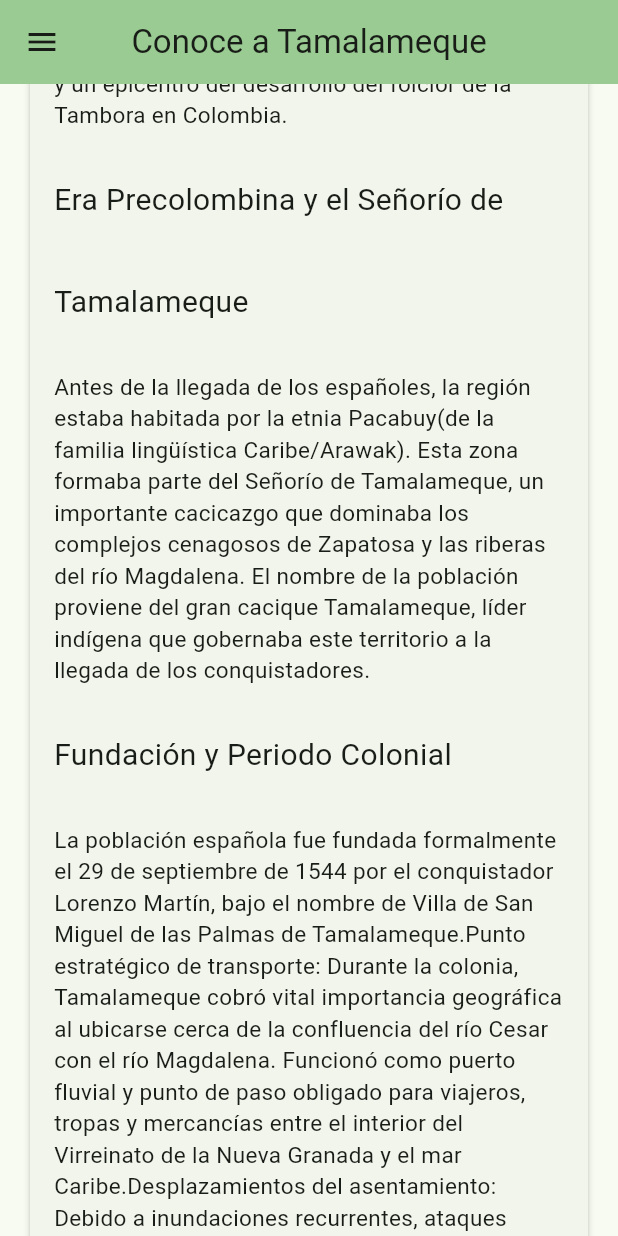
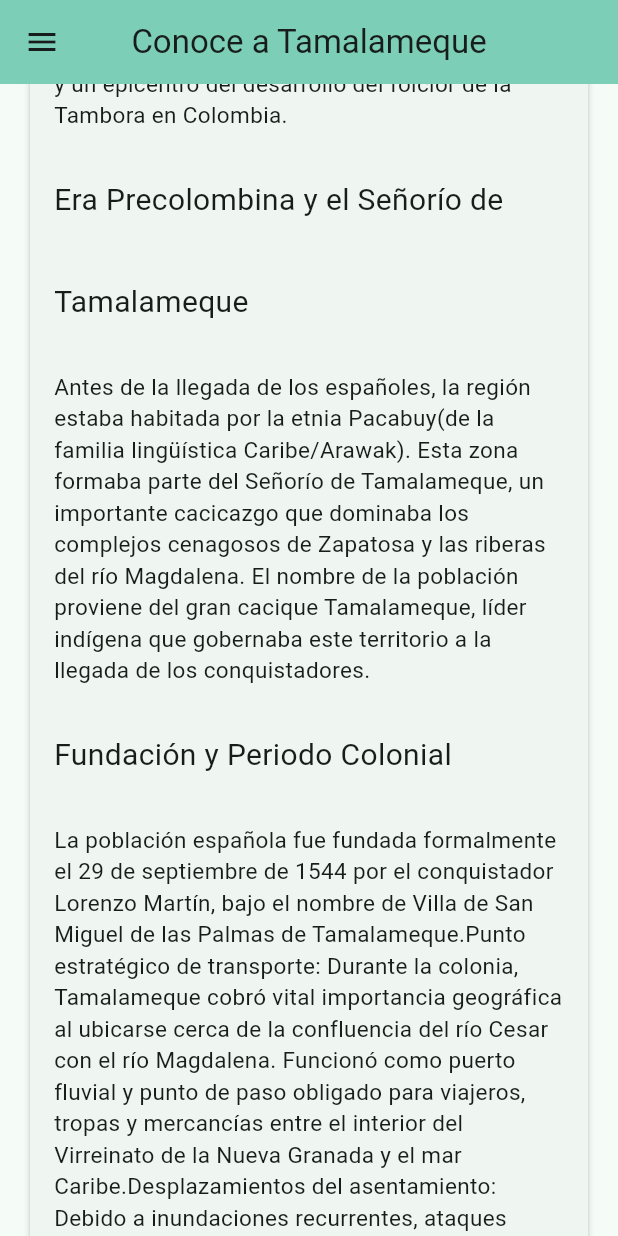
Before and after one commit to alanadriancontreras7-ops/flutter, a Flutter app: the screen it shows after launch, scrolled down 576 dp, on a phone screen of 412 x 824 dp. Run offline on Flutter 3.47's test engine with Material 3 defaults, Android fonts, the phone set to English and light mode, and no system bars; network calls fail.

Commit message:
Actualización del proyecto Flutter

```diff
--- a/lib/main.dart
+++ b/lib/main.dart
@@ -13,7 +13,7 @@ class MiApp extends StatelessWidget {
       title: 'Conoce a Tamalameque',
       debugShowCheckedModeBanner: false,
       theme: ThemeData(
-        colorScheme: ColorScheme.fromSeed(seedColor: Colors.green),
+        colorScheme: ColorScheme.fromSeed(seedColor: const Color.fromARGB(255, 3, 211, 176)),
         useMaterial3: true,
       ),
       home: const TamalamequeHomePage(),
@@ -42,10 +42,16 @@ const List<SeccionInfo> _seccionesDetalle = [
     titulo: 'Ubicación y Geografía',
     icono: Icons.location_on,
     contenido:
-        'Tamalameque se encuentra ubicado al sur del departamento del Cesar,'
-        ' a orillas del majestuoso Río Magdalena en la subregión del Valle del Cesar.',
+        'Tamalameque se sitúa en el extremo sur del departamento del Cesar, en el plano continental del Caribe colombiano,'
+        ' formando parte integral de la subregión geográfica conocida como la Depresión Momposina y el Valle del Bajo Magdalena.'
+        ' Su territorio es de relieve predominantemente llano y cuenta con un ecosistema anfibio moldeado por el curso del río Magdalena y'
+        ' la extensa red de caños y ciénagas que alimentan el complejo cenagoso de Zapatosa. Limita geográficamente al norte con el municipio'
+        ' de Chimichagua, al este con Curumaní, Pelaya y Pailitas, al sur con Pelaya y el departamento de Santander,'
+        ' y al oeste con el río Magdalena, el cual sirve de frontera natural con los departamentos de Bolívar y Magdalena.'
+        ' Por su ubicación estratégica, registra un clima tropical cálido y húmedo, con temperaturas promedio que rondan los'
+        ' 30 °C a lo largo del año.',
       imagenUrl:
-      'https://agenciadenoticias.unal.edu.co/fileadmin/Agencia_de_Noticias/Imagenes/2025/10-octubre/322/AgenciaUNAL-271025_pm-01.jpg',
+      'https://thumb.wikimedia.org/wikipedia/commons/thumb/7/79/Colombia_-_Cesar_-_Tamalameque.svg/250px-Colombia_-_Cesar_-_Tamalameque.svg.png?utm_source=es.wikipedia.org&utm_campaign=parser&utm_content=thumbnail',
 ),
 
   SeccionInfo(
@@ -89,10 +95,15 @@ const List<SeccionInfo> _seccionesDetalle = [
     titulo: 'Su gente ',
     icono: Icons.people,
     contenido:
-     'Tamalameque es un municipio ubicado en el departamento de Magdalena, en la costa caribeña de Colombia. Su población está compuesta por una rica mezcla de culturas, incluyendo afrodescendientes, indígenas y europeos. Esta diversidad se refleja en su lengua materna, que es el español con influencias del criollo y del kriol, así como en sus costumbres, música y gastronomía.',
+     'La gente de Tamalameque encarna la esencia cálida y alegre del habitante ribereño y "anfibio" del Caribe colombiano,'
+     ' destacándose por su amabilidad, hospitalidad y trato cercano hacia propios y visitantes.'
+     ' Su identidad está profundamente ligada al río Magdalena y a las ciénagas, lo que ha forjado en ellos una sólida '
+     'tradición oral llena de historias, mitos y anécdotas compartidas con orgullo, entre las que sobresale la leyenda'
+     ' de La Llorona. Además, poseen un espíritu marcadamente melómano y fiestero, sintiendo un amor visceral por la'
+     ' tambora, los bailes cantados y el folclor tradicional que celebran comunitariamente en cada festividad.'
+     ' Esta convivencia constante con las dinámicas del agua, la pesca y las labores del campo ha moldeado a una '
+     'población resiliente, trabajadora y adaptativa, con un arraigo entrañable por su tierra y sus costumbres ancestrales.',
 
-     contenido:
-     'La gente de Tamalameque es conocida por su hospitalidad y calidez.',
     imagenUrl:
      'https://encrypted-tbn0.gstatic.com/images?q=tbn:ANd9GcSdiBZxAwUN4BmJ1JgrEz2mogZYsc27cXyGLHQAsMpGaMTPQ0SUGu4GwLQv&s=10'
   ),
```
